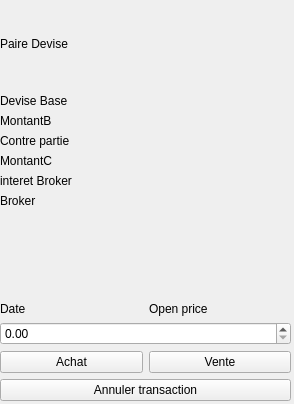
Old version of the form source/TradingSimulator/modemanuelwidget.ui in the repository VSahanaa/LO21_TrandingSimulator.
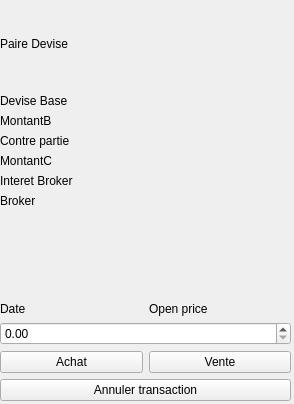
New version of the form.

Diff of the .ui file:
```diff
--- a/source/TradingSimulator/modemanuelwidget.ui
+++ b/source/TradingSimulator/modemanuelwidget.ui
@@ -84,7 +84,7 @@
         <item>
          <widget class="QLabel" name="label_3">
           <property name="text">
-           <string>interet Broker</string>
+           <string>Interet Broker</string>
           </property>
          </widget>
         </item>
```
Left out of the diff: 4 changed lines with no effect on the pictures.
